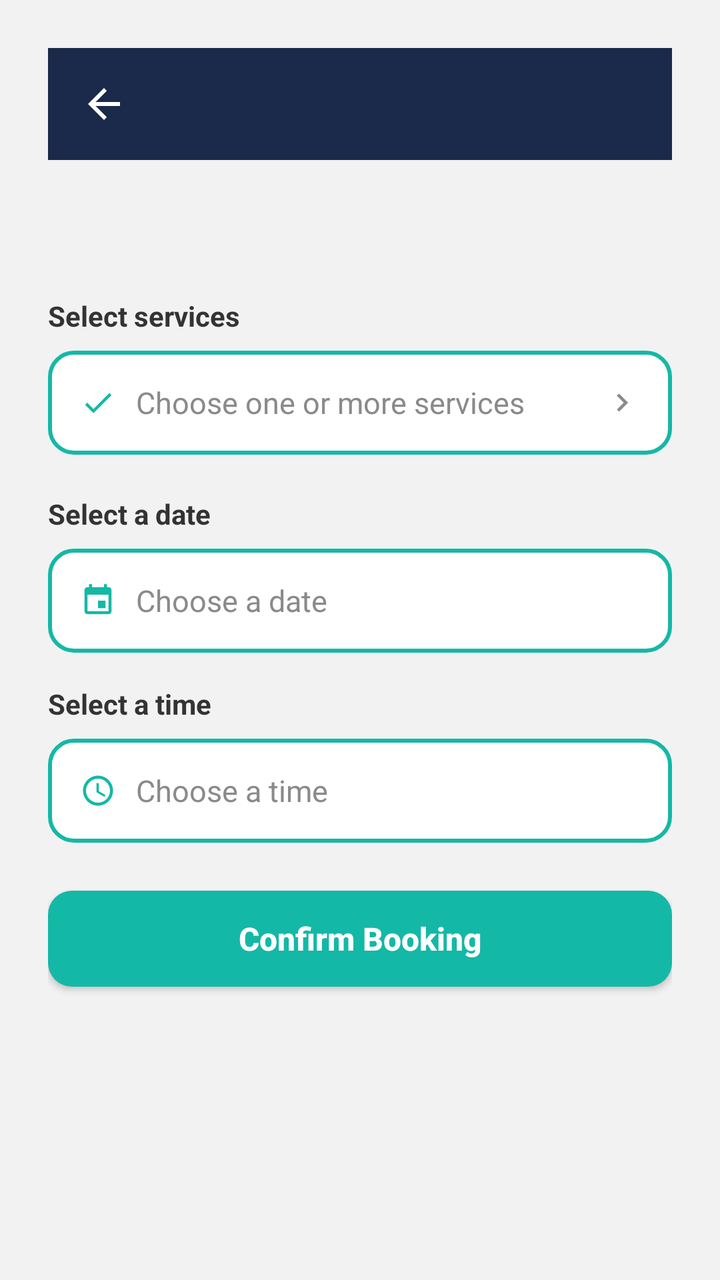
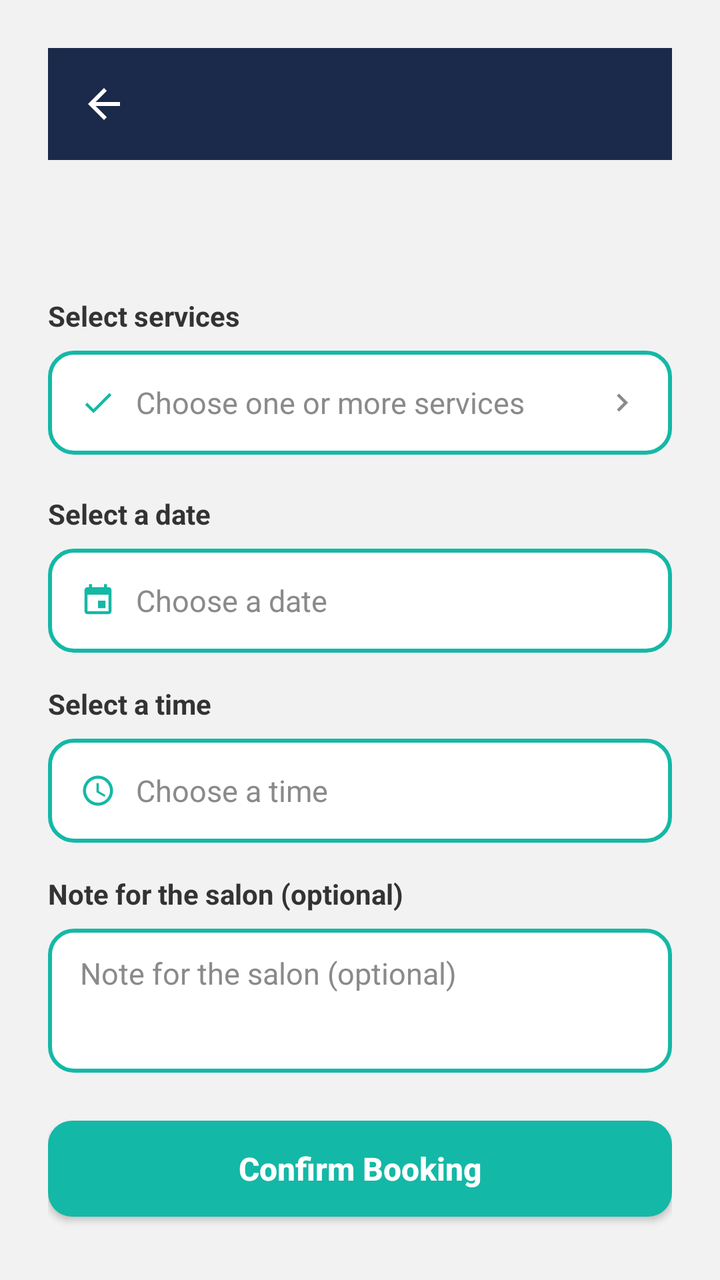

Screens rendered from an Android XML layout before and after an edit, with the pre-edit source and the edit as a unified diff.
<!-- AndroidManifest.xml: application theme Theme.HairGo -->
<!-- res/layout/activity_book_appointment.xml -->
<?xml version="1.0" encoding="utf-8"?>
<ScrollView
    xmlns:android="http://schemas.android.com/apk/res/android"
    xmlns:app="http://schemas.android.com/apk/res-auto"
    android:layout_width="match_parent"
    android:layout_height="match_parent"
    android:fillViewport="true"
    android:background="@color/grey_light">

    <androidx.constraintlayout.widget.ConstraintLayout
        android:layout_width="match_parent"
        android:layout_height="wrap_content"
        android:padding="24dp">

        <include
            android:id="@+id/header"
            layout="@layout/component_header"
            app:layout_constraintTop_toTopOf="parent"
            app:layout_constraintStart_toStartOf="parent"
            app:layout_constraintEnd_toEndOf="parent"/>

        <TextView
            android:id="@+id/tvSalonLabel"
            android:layout_width="0dp"
            android:layout_height="wrap_content"
            android:layout_marginTop="20dp"
            android:textColor="@color/heading"
            android:textSize="18sp"
            android:textStyle="bold"
            app:layout_constraintTop_toBottomOf="@id/header"
            app:layout_constraintStart_toStartOf="parent"
            app:layout_constraintEnd_toEndOf="parent"/>

        <TextView
            android:id="@+id/tvServiceLabel"
            android:layout_width="0dp"
            android:layout_height="wrap_content"
            android:layout_marginTop="24dp"
            android:text="@string/label_select_service"
            android:textColor="@color/grey_dark"
            android:textSize="14sp"
            android:textStyle="bold"
            app:layout_constraintTop_toBottomOf="@id/tvSalonLabel"
            app:layout_constraintStart_toStartOf="parent"
            app:layout_constraintEnd_toEndOf="parent"/>

        <LinearLayout
            android:id="@+id/rowService"
            android:layout_width="0dp"
            android:layout_height="52dp"
            android:layout_marginTop="8dp"
            android:orientation="horizontal"
            android:gravity="center_vertical"
            android:background="@drawable/bg_input_rounded"
            android:paddingHorizontal="16dp"
            android:clickable="true"
            android:focusable="true"
            app:layout_constraintTop_toBottomOf="@id/tvServiceLabel"
            app:layout_constraintStart_toStartOf="parent"
            app:layout_constraintEnd_toEndOf="parent">

            <ImageView
                android:layout_width="18dp"
                android:layout_height="18dp"
                android:src="@drawable/ic_check"
                android:importantForAccessibility="no"
                app:tint="@color/teal"/>

            <TextView
                android:id="@+id/tvSelectedServices"
                android:layout_width="0dp"
                android:layout_height="wrap_content"
                android:layout_weight="1"
                android:layout_marginStart="10dp"
                android:maxLines="1"
                android:ellipsize="end"
                android:text="@string/hint_choose_services"
                android:textColor="@color/grey_medium"
                android:textSize="15sp"/>

            <ImageView
                android:layout_width="18dp"
                android:layout_height="18dp"
                android:src="@drawable/ic_chevron_right"
                android:importantForAccessibility="no"
                app:tint="@color/grey_medium"/>

        </LinearLayout>

        <TextView
            android:id="@+id/tvDateLabel"
            android:layout_width="0dp"
            android:layout_height="wrap_content"
            android:layout_marginTop="20dp"
            android:text="@string/label_select_date"
            android:textColor="@color/grey_dark"
            android:textSize="14sp"
            android:textStyle="bold"
            app:layout_constraintTop_toBottomOf="@id/rowService"
            app:layout_constraintStart_toStartOf="parent"
            app:layout_constraintEnd_toEndOf="parent"/>

        <LinearLayout
            android:id="@+id/rowDate"
            android:layout_width="0dp"
            android:layout_height="52dp"
            android:layout_marginTop="8dp"
            android:orientation="horizontal"
            android:gravity="center_vertical"
            android:background="@drawable/bg_input_rounded"
            android:paddingHorizontal="16dp"
            android:clickable="true"
            android:focusable="true"
            app:layout_constraintTop_toBottomOf="@id/tvDateLabel"
            app:layout_constraintStart_toStartOf="parent"
            app:layout_constraintEnd_toEndOf="parent">

            <ImageView
                android:layout_width="18dp"
                android:layout_height="18dp"
                android:src="@drawable/ic_calendar"
                app:tint="@color/teal"/>

            <TextView
                android:id="@+id/tvSelectedDate"
                android:layout_width="0dp"
                android:layout_height="wrap_content"
                android:layout_weight="1"
                android:layout_marginStart="10dp"
                android:text="@string/hint_choose_date"
                android:textColor="@color/grey_medium"
                android:textSize="15sp"/>

        </LinearLayout>

        <TextView
            android:id="@+id/tvTimeLabel"
            android:layout_width="0dp"
            android:layout_height="wrap_content"
            android:layout_marginTop="16dp"
            android:text="@string/label_select_time"
            android:textColor="@color/grey_dark"
            android:textSize="14sp"
            android:textStyle="bold"
            app:layout_constraintTop_toBottomOf="@id/rowDate"
            app:layout_constraintStart_toStartOf="parent"
            app:layout_constraintEnd_toEndOf="parent"/>

        <LinearLayout
            android:id="@+id/rowTime"
            android:layout_width="0dp"
            android:layout_height="52dp"
            android:layout_marginTop="8dp"
            android:orientation="horizontal"
            android:gravity="center_vertical"
            android:background="@drawable/bg_input_rounded"
            android:paddingHorizontal="16dp"
            android:clickable="true"
            android:focusable="true"
            app:layout_constraintTop_toBottomOf="@id/tvTimeLabel"
            app:layout_constraintStart_toStartOf="parent"
            app:layout_constraintEnd_toEndOf="parent">

            <ImageView
                android:layout_width="18dp"
                android:layout_height="18dp"
                android:src="@drawable/ic_clock"
                app:tint="@color/teal"/>

            <TextView
                android:id="@+id/tvSelectedTime"
                android:layout_width="0dp"
                android:layout_height="wrap_content"
                android:layout_weight="1"
                android:layout_marginStart="10dp"
                android:text="@string/hint_choose_time"
                android:textColor="@color/grey_medium"
                android:textSize="15sp"/>

        </LinearLayout>

        <TextView
            android:id="@+id/tvError"
            android:layout_width="0dp"
            android:layout_height="wrap_content"
            android:layout_marginTop="12dp"
            android:textColor="@color/error"
            android:textSize="13sp"
            android:visibility="gone"
            app:layout_constraintTop_toBottomOf="@id/rowTime"
            app:layout_constraintStart_toStartOf="parent"
            app:layout_constraintEnd_toEndOf="parent"/>

        <androidx.appcompat.widget.AppCompatButton
            android:id="@+id/btnConfirmBooking"
            android:layout_width="0dp"
            android:layout_height="wrap_content"
            android:layout_marginTop="24dp"
            android:text="@string/btn_confirm_booking"
            style="@style/ButtonPrimary"
            app:layout_constraintTop_toBottomOf="@id/tvError"
            app:layout_constraintStart_toStartOf="parent"
            app:layout_constraintEnd_toEndOf="parent"/>

    </androidx.constraintlayout.widget.ConstraintLayout>
</ScrollView>
<!-- res/layout/component_header.xml (included above) -->
<?xml version="1.0" encoding="utf-8"?>
<androidx.constraintlayout.widget.ConstraintLayout
    xmlns:android="http://schemas.android.com/apk/res/android"
    xmlns:app="http://schemas.android.com/apk/res-auto"
    android:layout_width="match_parent"
    android:layout_height="56dp"
    android:background="@color/navy">

    <ImageButton
        android:id="@+id/btnBack"
        android:layout_width="40dp"
        android:layout_height="40dp"
        android:background="@android:color/transparent"
        android:src="@drawable/ic_back_arrow"
        app:layout_constraintTop_toTopOf="parent"
        app:layout_constraintBottom_toBottomOf="parent"
        app:layout_constraintStart_toStartOf="parent"
        android:layout_marginStart="8dp"/>

    <TextView
        android:id="@+id/tvHeaderTitle"
        android:layout_width="wrap_content"
        android:layout_height="wrap_content"
        android:textColor="@color/white"
        android:textSize="18sp"
        android:textStyle="bold"
        app:layout_constraintTop_toTopOf="parent"
        app:layout_constraintBottom_toBottomOf="parent"
        app:layout_constraintStart_toStartOf="parent"
        app:layout_constraintEnd_toEndOf="parent"/>

</androidx.constraintlayout.widget.ConstraintLayout>
<!-- resources referenced by this layout -->
<resources>
  <color name="error">#D9534F</color>
  <color name="grey_dark">#333333</color>
  <color name="grey_light">#F2F2F2</color>
  <color name="grey_medium">#8A8A8A</color>
  <color name="heading">#1B2A4A</color>
  <color name="navy">#1B2A4A</color>
  <color name="teal">#14B8A6</color>
  <color name="white">#FFFFFF</color>
  <!-- drawable bg_input_rounded (drawable) -->
  <?xml version="1.0" encoding="utf-8"?>
  <shape xmlns:android="http://schemas.android.com/apk/res/android"
      android:shape="rectangle">
      <solid android:color="@color/surface" />
      <stroke
          android:width="2dp"
          android:color="@color/teal" />
      <corners android:radius="12dp" />
  </shape>
  <!-- drawable ic_back_arrow (drawable) -->
  <vector xmlns:android="http://schemas.android.com/apk/res/android"
      android:width="24dp" android:height="24dp"
      android:viewportWidth="24" android:viewportHeight="24">
      <path android:fillColor="#FFFFFFFF"
          android:pathData="M20,11H7.83l5.59,-5.59L12,4l-8,8 8,8 1.41,-1.41L7.83,13H20v-2z"/>
  </vector>
  <!-- drawable ic_calendar (drawable) -->
  <vector xmlns:android="http://schemas.android.com/apk/res/android"
      android:width="24dp" android:height="24dp"
      android:viewportWidth="24" android:viewportHeight="24">
      <path android:fillColor="#FF000000"
          android:pathData="M17,12h-5v5h5V12zM16,1v2H8V1H6v2H5C3.89,3 3.01,3.9 3.01,5L3,19c0,1.1 0.89,2 2,2h14c1.1,0 2,-0.9 2,-2V5c0,-1.1 -0.9,-2 -2,-2h-1V1H16zM19,19H5V8h14V19z"/>
  </vector>
  <!-- drawable ic_check (drawable) -->
  <vector xmlns:android="http://schemas.android.com/apk/res/android"
      android:width="24dp" android:height="24dp"
      android:viewportWidth="24" android:viewportHeight="24">
      <path android:fillColor="#FF000000"
          android:pathData="M9,16.17L4.83,12l-1.42,1.41L9,19 21,7l-1.41,-1.41z"/>
  </vector>
  <string name="btn_confirm_booking">Confirm Booking</string>
  <string name="hint_choose_date">Choose a date</string>
  <string name="hint_choose_services">Choose one or more services</string>
  <string name="hint_choose_time">Choose a time</string>
  <string name="label_select_date">Select a date</string>
  <string name="label_select_service">Select services</string>
  <string name="label_select_time">Select a time</string>
  <style name="ButtonPrimary" parent="Widget.AppCompat.Button">
          <item name="android:background">@drawable/bg_button_teal</item>
          <item name="android:textColor">@color/white</item>
          <item name="android:textSize">16sp</item>
          <item name="android:textStyle">bold</item>
          <item name="android:textAllCaps">false</item>
          <item name="android:layout_height">56dp</item>
      </style>
  <style name="Theme.HairGo" parent="Base.Theme.HairGo">
          <item name="snackbarStyle">@style/Widget.HairGo.Snackbar</item>
      </style>
  <color name="surface">#FFFFFF</color>
  <!-- drawable bg_button_teal (drawable) -->
  <?xml version="1.0" encoding="utf-8"?>
  <shape xmlns:android="http://schemas.android.com/apk/res/android"
      android:shape="rectangle">
      <solid android:color="@color/teal"/>
      <corners android:radius="12dp"/>
  </shape>
  <style name="Widget.HairGo.Snackbar" parent="Widget.Material3.Snackbar">
          <item name="backgroundTint">@color/navy</item>
          <item name="android:textColor">@color/white</item>
          <item name="shapeAppearanceOverlay">@style/ShapeAppearanceOverlay.HairGo_Snackbar</item>
      </style>
  <color name="text_primary">#1A1A1A</color>
  <color name="grey_border">#E0E0E0</color>
  <style name="ShapeAppearanceOverlay.HairGo_Snackbar" parent="">
          <item name="cornerFamily">rounded</item>
          <item name="cornerSize">16dp</item>
      </style>
  <!-- unchanged entries left out for length: 3 -->
</resources>

<!-- the commit's change to res/layout/activity_book_appointment.xml (unified diff, before → after) -->
@@ -180,6 +180,39 @@
         </LinearLayout>
 
         <TextView
+            android:id="@+id/tvNotesLabel"
+            android:layout_width="0dp"
+            android:layout_height="wrap_content"
+            android:layout_marginTop="16dp"
+            android:text="@string/hint_booking_notes"
+            android:textColor="@color/grey_dark"
+            android:textSize="14sp"
+            android:textStyle="bold"
+            app:layout_constraintTop_toBottomOf="@id/rowTime"
+            app:layout_constraintStart_toStartOf="parent"
+            app:layout_constraintEnd_toEndOf="parent"/>
+
+        <EditText
+            android:id="@+id/etNotes"
+            android:layout_width="0dp"
+            android:layout_height="wrap_content"
+            android:layout_marginTop="8dp"
+            android:minHeight="72dp"
+            android:gravity="top|start"
+            android:background="@drawable/bg_input_rounded"
+            android:paddingHorizontal="16dp"
+            android:paddingVertical="12dp"
+            android:inputType="textMultiLine|textCapSentences"
+            android:maxLength="300"
+            android:hint="@string/hint_booking_notes"
+            android:textColorHint="@color/grey_medium"
+            android:textColor="@color/grey_dark"
+            android:textSize="15sp"
+            app:layout_constraintTop_toBottomOf="@id/tvNotesLabel"
+            app:layout_constraintStart_toStartOf="parent"
+            app:layout_constraintEnd_toEndOf="parent"/>
+
+        <TextView
             android:id="@+id/tvError"
             android:layout_width="0dp"
             android:layout_height="wrap_content"
@@ -187,7 +220,7 @@
             android:textColor="@color/error"
             android:textSize="13sp"
             android:visibility="gone"
-            app:layout_constraintTop_toBottomOf="@id/rowTime"
+            app:layout_constraintTop_toBottomOf="@id/etNotes"
             app:layout_constraintStart_toStartOf="parent"
             app:layout_constraintEnd_toEndOf="parent"/>
 
<!-- resource entries referenced after the edit -->
@@ -40,6 +40,7 @@
           android:pathData="M9,16.17L4.83,12l-1.42,1.41L9,19 21,7l-1.41,-1.41z"/>
   </vector>
   <string name="btn_confirm_booking">Confirm Booking</string>
+  <string name="hint_booking_notes">Note for the salon (optional)</string>
   <string name="hint_choose_date">Choose a date</string>
   <string name="hint_choose_services">Choose one or more services</string>
   <string name="hint_choose_time">Choose a time</string>
